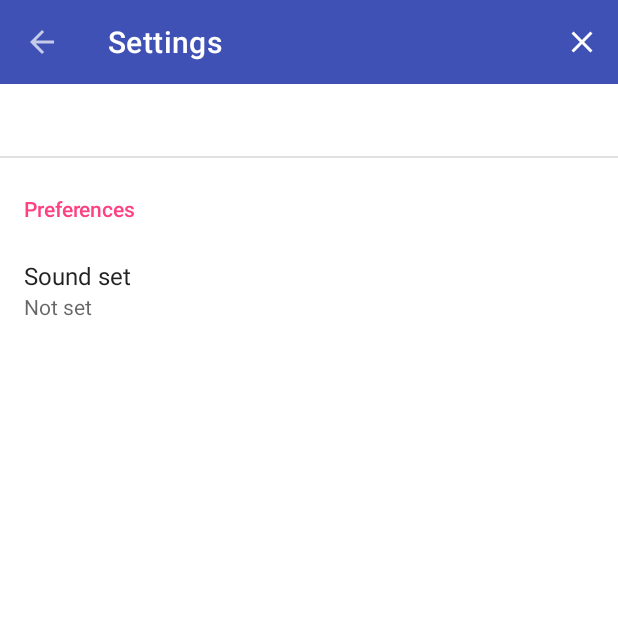
After one commit to nicolasbrailo/PianOli, an Android app: the SettingsActivity screen opened directly, with no data from a screen before it, on a phone screen of 412 x 824 dp, the top half of it. The commit adds this screen. Run offline under Robolectric (Android 15) with nearby library versions, the phone set to English and light mode, and no system bars; our stand-ins replace androidx.preference; 1 statement that could not run was skipped.

Commit message:
Change config screen to more traditional settings fragment.
This should help when incorporating more settings in the future, because
they can build on the existing androidx.preference library.

```diff
--- a/app/build.gradle
+++ b/app/build.gradle
@@ -42,4 +42,5 @@ dependencies {
     implementation 'androidx.appcompat:appcompat:1.1.0'
     implementation 'androidx.constraintlayout:constraintlayout:1.1.3'
     implementation 'com.android.support:design:28.0.0'
+    implementation 'androidx.preference:preference:1.2.0'
 }
--- /dev/null
+++ b/app/src/main/java/com/nicobrailo/pianoli/AboutPreference.java
@@ -0,0 +1,56 @@
+package com.nicobrailo.pianoli;
+
+import android.content.Context;
+import android.content.Intent;
+import android.net.Uri;
+import android.util.AttributeSet;
+import android.view.View;
+
+import androidx.preference.Preference;
+import androidx.preference.PreferenceViewHolder;
+
+public class AboutPreference extends Preference {
+    public AboutPreference(Context context, AttributeSet attrs, int defStyleAttr, int defStyleRes) {
+        super(context, attrs, defStyleAttr, defStyleRes);
+
+        setLayoutResource(R.layout.preference_about);
+    }
+
+    public AboutPreference(Context context, AttributeSet attrs, int defStyleAttr) {
+        super(context, attrs, defStyleAttr);
+
+        setLayoutResource(R.layout.preference_about);
+    }
+
+    public AboutPreference(Context context, AttributeSet attrs) {
+        super(context, attrs);
+
+        setLayoutResource(R.layout.preference_about);
+    }
+
+    public AboutPreference(Context context) {
+        super(context);
+
+        setLayoutResource(R.layout.preference_about);
+    }
+
+    @Override
+    public void onBindViewHolder(PreferenceViewHolder holder) {
+        super.onBindViewHolder(holder);
+
+        holder.itemView.setOnClickListener(new View.OnClickListener() {
+            @Override
+            public void onClick(View view) {
+                launchWebsite();
+            }
+        });
+    }
+
+    private void launchWebsite() {
+        final String url = Uri.parse(getContext().getString(R.string.app_url)).buildUpon().build().toString();
+        final Intent intent = new Intent(Intent.ACTION_VIEW);
+        intent.setData(Uri.parse(url));
+
+        getContext().startActivity(intent);
+    }
+}
--- a/app/src/main/java/com/nicobrailo/pianoli/MainActivity.java
+++ b/app/src/main/java/com/nicobrailo/pianoli/MainActivity.java
@@ -87,7 +87,7 @@ public class MainActivity extends AppCompatActivity implements AppConfigTrigger.
         // child accidentally getting to the settings screen.
         unlock_app();
 
-        startActivityForResult(new Intent(this, ConfigActivity.class), REQUEST_CONFIG);
+        startActivityForResult(new Intent(this, SettingsActivity.class), REQUEST_CONFIG);
     }
 
     @Override
@@ -96,7 +96,7 @@ public class MainActivity extends AppCompatActivity implements AppConfigTrigger.
 
 
         if (requestCode == REQUEST_CONFIG) {
-            if (resultCode == ConfigActivity.RESULT_QUIT) {
+            if (resultCode == SettingsActivity.RESULT_QUIT) {
                 quitApp();
             }
 
--- a/app/src/main/java/com/nicobrailo/pianoli/Preferences.java
+++ b/app/src/main/java/com/nicobrailo/pianoli/Preferences.java
@@ -29,8 +29,8 @@ public class Preferences {
         // This will not play any sound, so lets take the liberty of updating the preference to the correct
         // format for them. This can be removed in the future if we like after most people will have migrated
         // to the newer version.
-        if (soundsetName.startsWith(ConfigActivity.SOUNDSET_DIR_PREFIX)) {
-            String updatedSoundsetName = soundsetName.substring(ConfigActivity.SOUNDSET_DIR_PREFIX.length());
+        if (soundsetName.startsWith(SettingsActivity.SOUNDSET_DIR_PREFIX)) {
+            String updatedSoundsetName = soundsetName.substring(SettingsActivity.SOUNDSET_DIR_PREFIX.length());
             Log.i(TAG, "Migrating from existing soundset \"" + soundsetName + "\" to new format: \"" + updatedSoundsetName + "\"");
             setSelectedSoundSet(context, updatedSoundsetName);
             return updatedSoundsetName;
--- /dev/null
+++ b/app/src/main/java/com/nicobrailo/pianoli/SettingsActivity.java
@@ -0,0 +1,128 @@
+package com.nicobrailo.pianoli;
+
+import android.content.res.AssetManager;
+import android.os.Bundle;
+import android.preference.PreferenceManager;
+import android.util.Log;
+import android.view.Menu;
+import android.view.MenuInflater;
+import android.view.MenuItem;
+import android.widget.Toast;
+
+import androidx.annotation.NonNull;
+import androidx.appcompat.app.ActionBar;
+import androidx.appcompat.app.AppCompatActivity;
+import androidx.preference.ListPreference;
+import androidx.preference.PreferenceFragmentCompat;
+
+import java.io.IOException;
+import java.util.ArrayList;
+import java.util.List;
+import java.util.Map;
+
+public class SettingsActivity extends AppCompatActivity {
+
+    public static final String SOUNDSET_DIR_PREFIX = "soundset_";
+
+    public static final int RESULT_QUIT = 1;
+
+    @Override
+    protected void onCreate(Bundle savedInstanceState) {
+        super.onCreate(savedInstanceState);
+        setContentView(R.layout.settings_activity);
+
+        if (savedInstanceState == null) {
+            getSupportFragmentManager()
+                    .beginTransaction()
+                    .replace(R.id.settings, new SettingsFragment(getAvailableSoundsets()))
+                    .commit();
+        }
+
+        setSupportActionBar(findViewById(R.id.toolbar));
+        ActionBar actionBar = getSupportActionBar();
+        if (actionBar != null) {
+            actionBar.setDisplayHomeAsUpEnabled(true);
+        }
+    }
+
+    private ArrayList<String> getAvailableSoundsets() {
+        AssetManager am = getApplicationContext().getAssets();
+        String[] lst = null;
+        try {
+            lst = am.list("sounds");
+        } catch (IOException e) {
+            e.printStackTrace();
+        }
+
+        if (lst == null) {
+            lst = new String[0];
+        }
+
+        ArrayList<String> filtList = new ArrayList<>();
+        for (final String s : lst) {
+            if (s.startsWith(SOUNDSET_DIR_PREFIX)) {
+                // User display should be the asset name without the prefix
+                filtList.add(s.substring(SOUNDSET_DIR_PREFIX.length()));
+            }
+        }
+
+        if (filtList.size() == 0) {
+            final String msg = "No sounds found, the keyboard won't work!";
+            Toast toast = Toast.makeText(getApplicationContext(), msg, Toast.LENGTH_LONG);
+            toast.show();
+
+            Log.d("PianOli::Activity", "Sound assets not available: piano will have no sound!");
+        }
+
+        return filtList;
+    }
+
+    private void onQuit() {
+        setResult(RESULT_QUIT);
+        finish();
+    }
+
+    @Override
+    public boolean onCreateOptionsMenu(Menu menu) {
+        getMenuInflater().inflate(R.menu.menu_config, menu);
+        return true;
+    }
+
+    @Override
+    public boolean onOptionsItemSelected(MenuItem item) {
+        if (item.getItemId() == R.id.menu_item_quit_app) {
+            onQuit();
+            return true;
+        }
+
+        return false;
+    }
+
+    public static class SettingsFragment extends PreferenceFragmentCompat {
+
+        private String[] soundsetEntries;
+        private String[] soundsetEntryValues;
+
+        public SettingsFragment(List<String> availableSoundsets) {
+            this.soundsetEntryValues = availableSoundsets.toArray(new String[] {});
+            this.soundsetEntries = new String[availableSoundsets.size()];
+            this.soundsetEntryValues = new String[availableSoundsets.size()];
+            for (int i = 0; i < availableSoundsets.size(); i ++) {
+                this.soundsetEntryValues[i] = availableSoundsets.get(i);
+                this.soundsetEntries[i] = availableSoundsets.get(i);
+            }
+        }
+
+        @Override
+        public void onCreatePreferences(Bundle savedInstanceState, String rootKey) {
+            setPreferencesFromResource(R.xml.root_preferences, rootKey);
+
+            ListPreference soundsets = findPreference("selectedSoundSet");
+            if (soundsets != null) {
+                soundsets.setEntries(soundsetEntries);
+                soundsets.setEntryValues(soundsetEntryValues);
+            }
+        }
+
+    }
+}
--- /dev/null
+++ b/app/src/main/res/layout/settings_activity.xml
@@ -0,0 +1,17 @@
+<LinearLayout xmlns:android="http://schemas.android.com/apk/res/android"
+    android:layout_width="match_parent"
+    android:layout_height="match_parent"
+    android:orientation="vertical">
+
+    <androidx.appcompat.widget.Toolbar
+        android:id="@+id/toolbar"
+        android:background="@color/colorPrimary"
+        android:theme="@style/ThemeOverlay.MaterialComponents.Dark"
+        android:layout_width="match_parent"
+        android:layout_height="wrap_content" />
+
+    <FrameLayout
+        android:id="@+id/settings"
+        android:layout_width="match_parent"
+        android:layout_height="match_parent" />
+</LinearLayout>
--- a/app/src/main/res/values/strings.xml
+++ b/app/src/main/res/values/strings.xml
@@ -4,11 +4,7 @@
     <string name="quit_app">Quit app</string>
     <string name="settings">Settings</string>
     <string name="some_info_about_this_app_title"><b><big><big>PianOli is open-source!</big></big></b></string>
-    <string name="some_info_about_this_app">
-        <b><big>If you have suggestions, feature requests or bug reports please
-            <a href="https://github.com/nicolasbrailo/PianOli">visit the project\'s website</a>.
-        </big></b>
-    </string>
+    <string name="some_info_about_this_app">If you have suggestions, feature requests or bug reports please <a href="https://github.com/nicolasbrailo/PianOli">visit the project\'s website</a>.</string>
     <string name="sound_set">Sound set</string>
     <string name="config_tooltip">Hold the first gear icon, then press the second for options.</string>
 </resources>
--- /dev/null
+++ b/app/src/main/res/xml/root_preferences.xml
@@ -0,0 +1,14 @@
+<PreferenceScreen xmlns:app="http://schemas.android.com/apk/res-auto">
+
+    <com.nicobrailo.pianoli.AboutPreference />
+
+    <PreferenceCategory app:title="Preferences" app:iconSpaceReserved="false">
+        <ListPreference
+            app:defaultValue="piano"
+            app:key="selectedSoundSet"
+            app:title="@string/sound_set"
+            app:useSimpleSummaryProvider="true"
+            app:iconSpaceReserved="false" />
+    </PreferenceCategory>
+
+</PreferenceScreen>
```
Also changed, not shown: app/src/main/AndroidManifest.xml (+7 -7 lines), app/src/main/java/com/nicobrailo/pianoli/ConfigActivity.java (deleted, +0 -115 lines), app/src/main/java/com/nicobrailo/pianoli/Piano.java (+24 -24 lines), app/src/main/res/layout/activity_config.xml (deleted, +0 -94 lines), app/src/main/res/layout/preference_about.xml (added, +39 -0 lines).
